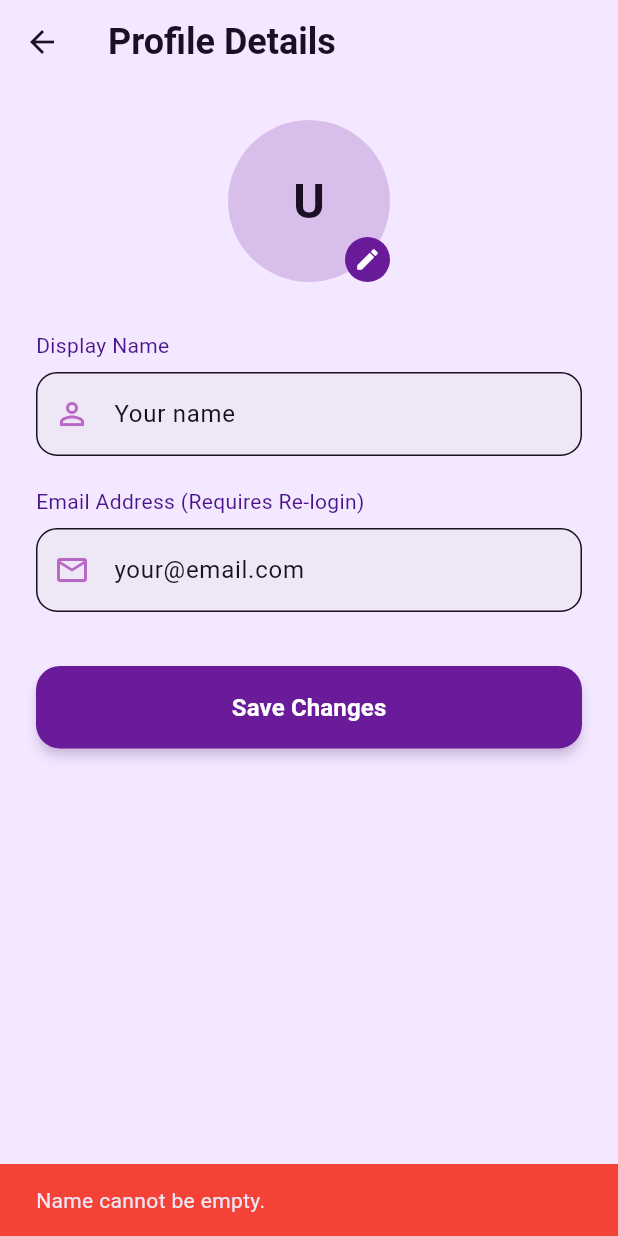
After one commit to ozdogrumerve/digital-receipt-wallet, a Flutter app: the ProfileDetailsScreen screen opened directly, after a tap on "Save Changes", on a phone screen of 412 x 824 dp. The commit adds this screen. Run offline on Flutter 3.47's test engine with Material 3 defaults, Android fonts, the phone set to English and light mode, and no system bars; our stand-ins replace cloud_firestore, file_picker, firebase_auth, firebase_core, firebase_messaging, fl_chart and 6 more; missing offline and left inert: pdfx; accounts and stored records are empty.

Commit message:
profile details (changing name-email-photo) implemented

```diff
--- /dev/null
+++ b/lib/screens/profile_details_screen.dart
@@ -0,0 +1,361 @@
+import 'dart:convert';
+import 'dart:io';
+import 'package:digital_receipt_wallet/services/firestore_service.dart';
+import 'package:firebase_auth/firebase_auth.dart';
+import 'package:flutter/material.dart';
+import 'package:image_picker/image_picker.dart';
+import 'package:digital_receipt_wallet/screens/login_screen.dart';
+
+class ProfileDetailsScreen extends StatefulWidget {
+  const ProfileDetailsScreen({super.key});
+
+  @override
+  State<ProfileDetailsScreen> createState() => _ProfileDetailsScreenState();
+}
+
+class _ProfileDetailsScreenState extends State<ProfileDetailsScreen>
+    with WidgetsBindingObserver {
+  final FirestoreService _firestoreService = FirestoreService();
+  final ImagePicker _picker = ImagePicker();
+
+  final TextEditingController _nameController = TextEditingController();
+  final TextEditingController _emailController = TextEditingController();
+  final TextEditingController _passwordController = TextEditingController();
+
+  File? _selectedImage;
+  String? _currentBase64Photo;
+  bool _isSaving = false;
+  bool _obscurePassword = true;
+
+  @override
+  void initState() {
+    super.initState();
+
+    WidgetsBinding.instance.addObserver(this);
+
+    final user = FirebaseAuth.instance.currentUser;
+    _nameController.text = user?.displayName ?? '';
+    _emailController.text = user?.email ?? '';
+    _loadCurrentPhoto();
+  }
+
+  Future<void> _loadCurrentPhoto() async {
+    final userModel = await _firestoreService.getUser();
+    if (userModel != null &&
+        userModel.photo != null &&
+        userModel.photo!.isNotEmpty) {
+      setState(() => _currentBase64Photo = userModel.photo);
+    }
+  }
+
+  @override
+  void dispose() {
+    WidgetsBinding.instance.removeObserver(this);
+
+    _nameController.dispose();
+    _emailController.dispose();
+    _passwordController.dispose();
+    super.dispose();
+  }
+
+  @override
+  void didChangeAppLifecycleState(AppLifecycleState state) {
+    if (state == AppLifecycleState.resumed) {
+      _checkEmailVerification();
+    }
+  }
+
+  // Kullanıcı email değişikliği yaptıktan sonra uygulamaya geri döndüğünde
+  // email doğrulamasını kontrol eden fonksiyon
+  Future<void> _checkEmailVerification() async {
+    final user = FirebaseAuth.instance.currentUser;
+    if (user == null) return;
+
+    await user.reload();
+  }
+
+  Future<void> _pickImage() async {
+    final XFile? image = await _picker.pickImage(
+      source: ImageSource.gallery,
+      maxWidth: 512,
+      maxHeight: 512,
+      imageQuality: 75,
+    );
+    if (image != null) {
+      setState(() => _selectedImage = File(image.path));
+    }
+  }
+
+  Future<void> _saveChanges() async {
+    final user = FirebaseAuth.instance.currentUser;
+    if (user == null) return;
+
+    final newName = _nameController.text.trim();
+    final newEmail = _emailController.text.trim();
+    final password = _passwordController.text;
+
+    if (newName.isEmpty) {
+      _showError("Name cannot be empty.");
+      return;
+    }
+
+    final emailChanged = newEmail != user.email;
+    if (emailChanged && password.isEmpty) {
+      _showError("Enter your password to change email.");
+      return;
+    }
+
+    setState(() => _isSaving = true);
+
+    try {
+      // Avatar güncelle
+      if (_selectedImage != null) {
+        final bytes = await _selectedImage!.readAsBytes();
+        final base64Str = base64Encode(bytes);
+        await _firestoreService.updateProfilePhoto(base64Str);
+      }
+
+      // Display name güncelle
+      if (newName != user.displayName) {
+        await user.updateDisplayName(newName);
+      }
+
+      // Email güncelle (re-auth gerektirir)
+      if (emailChanged) {
+        final credential = EmailAuthProvider.credential(
+          email: user.email!,
+          password: password,
+        );
+
+        await user.reauthenticateWithCredential(credential);
+
+        await user.verifyBeforeUpdateEmail(newEmail); // GERÇEK UPDATE
+
+        await _firestoreService.updateUserEmail(newEmail); // DB SYNC
+
+        ScaffoldMessenger.of(context).showSnackBar(
+          const SnackBar(
+            content: Text("Verification email sent. Please check your inbox."),
+            backgroundColor: Colors.orange,
+          ),
+        );
+
+        await FirebaseAuth.instance.signOut();
+
+        Navigator.pushAndRemoveUntil(
+          context,
+          MaterialPageRoute(builder: (_) => const LoginScreen()),
+          (route) => false,
+        );
+
+        return;  // Email değişikliği sonrası kullanıcıyı çıkış yaparak login ekranına yönlendir
+      }
+
+      await user.reload();
+
+      if (mounted) {
+        ScaffoldMessenger.of(context).showSnackBar(const SnackBar(
+          content: Text("Profile updated successfully."),
+          backgroundColor: Colors.green,
+        ));
+        Navigator.pop(context);
+      }
+    } on FirebaseAuthException catch (e) {
+      String msg;
+      switch (e.code) {
+        case 'wrong-password':
+          msg = "Incorrect password.";
+          break;
+        case 'invalid-credential':
+          msg = "Incorrect password.";
+          break;
+        case 'email-already-in-use':
+          msg = "This email is already in use.";
+          break;
+        case 'invalid-email':
+          msg = "Invalid email address.";
+          break;
+        default:
+          msg = e.message ?? "An error occurred.";
+      }
+      _showError(msg);
+    } catch (e) {
+      _showError("An error occurred: $e");
+    } finally {
+      if (mounted) setState(() => _isSaving = false);
+    }
+  }
+
+  void _showError(String message) {
+    ScaffoldMessenger.of(context).showSnackBar(SnackBar(
+      content: Text(message),
+      backgroundColor: Colors.red,
+    ));
+  }
+
+  Widget _buildAvatar(ThemeData theme) {
+    ImageProvider? imageProvider;
+
+    if (_selectedImage != null) {
+      imageProvider = FileImage(_selectedImage!);
+    } else if (_currentBase64Photo != null && _currentBase64Photo!.isNotEmpty) {
+      imageProvider = MemoryImage(base64Decode(_currentBase64Photo!));
+    }
+
+    return Center(
+      child: Stack(
+        children: [
+          CircleAvatar(
+            radius: 54,
+            backgroundColor: theme.colorScheme.primary.withAlpha(51),
+            backgroundImage: imageProvider,
+            child: imageProvider == null
+                ? Text(
+                    _nameController.text.isNotEmpty
+                        ? _nameController.text[0].toUpperCase()
+                        : "U",
+                    style: theme.textTheme.headlineMedium,
+                  )
+                : null,
+          ),
+          Positioned(
+            bottom: 0,
+            right: 0,
+            child: GestureDetector(
+              onTap: _pickImage,
+              child: Container(
+                padding: const EdgeInsets.all(6),
+                decoration: BoxDecoration(
+                  color: theme.colorScheme.primary,
+                  shape: BoxShape.circle,
+                ),
+                child: const Icon(Icons.edit, size: 18, color: Colors.white),
+              ),
+            ),
+          ),
+        ],
+      ),
+    );
+  }
+
+  @override
+  Widget build(BuildContext context) {
+    final theme = Theme.of(context);
+    final user = FirebaseAuth.instance.currentUser;
+    final emailChanged = _emailController.text.trim() != (user?.email ?? '');
+
+    return Scaffold(
+      appBar: AppBar(title: const Text("Profile Details")),
+      body: SingleChildScrollView(
+        padding: const EdgeInsets.all(24),
+        child: Column(
+          crossAxisAlignment: CrossAxisAlignment.start,
+          children: [
+            // AVATAR
+            _buildAvatar(theme),
+
+            const SizedBox(height: 32),
+
+            // DISPLAY NAME
+            Text("Display Name", style: theme.textTheme.bodyMedium),
+            const SizedBox(height: 8),
+            TextField(
+              controller: _nameController,
+              textCapitalization: TextCapitalization.words,
+              onChanged: (_) => setState(() {}),
+              decoration: InputDecoration(
+                hintText: "Your name",
+                prefixIcon: const Icon(Icons.person_outline),
+                border:
+                    OutlineInputBorder(borderRadius: BorderRadius.circular(14)),
+              ),
+            ),
+
+            const SizedBox(height: 20),
+
+            // EMAIL
+            Text("Email Address (Requires Re-login)", style: theme.textTheme.bodyMedium),
+            const SizedBox(height: 8),
+            TextField(
+              controller: _emailController,
+              keyboardType: TextInputType.emailAddress,
+              onChanged: (_) => setState(() {}),
+              decoration: InputDecoration(
+                hintText: "your@email.com",
+                prefixIcon: const Icon(Icons.email_outlined),
+                border:
+                    OutlineInputBorder(borderRadius: BorderRadius.circular(14)),
+              ),
+            ),
+
+            // Şifre alanı sadece email değişince görünür
+            if (emailChanged) ...[
+              const SizedBox(height: 20),
+              Text("Current Password", style: theme.textTheme.bodyMedium),
+              const SizedBox(height: 8),
+              TextField(
+                controller: _passwordController,
+                obscureText: _obscurePassword,
+                decoration: InputDecoration(
+                  hintText: "Required to change email",
+                  prefixIcon: const Icon(Icons.lock_outline),
+                  suffixIcon: IconButton(
+                    icon: Icon(_obscurePassword
+                        ? Icons.visibility_off_outlined
+                        : Icons.visibility_outlined),
+                    onPressed: () =>
+                        setState(() => _obscurePassword = !_obscurePassword),
+                  ),
+                  border: OutlineInputBorder(
+                      borderRadius: BorderRadius.circular(14)),
+                ),
+              ),
+              const SizedBox(height: 8),
+              Row(
+                children: [
+                  Icon(Icons.info_outline,
+                      size: 14, color: theme.colorScheme.primary),
+                  const SizedBox(width: 6),
+                  Expanded(
+                    child: Text(
+                      "A verification email will be sent to the new address.",
+                      style: theme.textTheme.bodySmall
+                          ?.copyWith(color: theme.colorScheme.primary),
+                    ),
+                  ),
+                ],
+              ),
+            ],
+
+            const SizedBox(height: 36),
+
+            // SAVE BUTTON
+            SizedBox(
+              width: double.infinity,
+              height: 55,
+              child: ElevatedButton(
+                onPressed: _isSaving ? null : _saveChanges,
+                style: ElevatedButton.styleFrom(
+                  backgroundColor: theme.colorScheme.primary,
+                  foregroundColor: Colors.white,
+                  shape: RoundedRectangleBorder(
+                      borderRadius: BorderRadius.circular(16)),
+                ),
+                child: _isSaving
+                    ? const SizedBox(
+                        width: 22,
+                        height: 22,
+                        child: CircularProgressIndicator(
+                            strokeWidth: 2, color: Colors.white),
+                      )
+                    : const Text("Save Changes",
+                        style: TextStyle(
+                            fontSize: 16, fontWeight: FontWeight.bold)),
+              ),
+            ),
+          ],
+        ),
+      ),
+    );
+  }
+}
--- a/lib/screens/settings_screen.dart
+++ b/lib/screens/settings_screen.dart
@@ -1,7 +1,10 @@
+import 'dart:convert';
 import 'dart:io';
 import 'package:digital_receipt_wallet/providers/notifications_provider.dart';
 import 'package:digital_receipt_wallet/providers/theme_provider.dart';
 import 'package:digital_receipt_wallet/screens/login_screen.dart';
+import 'package:digital_receipt_wallet/screens/profile_details_screen.dart';
+import 'package:digital_receipt_wallet/services/firestore_service.dart';
 import 'package:firebase_auth/firebase_auth.dart';
 import 'package:flutter/material.dart';
 import 'package:image_picker/image_picker.dart';
@@ -22,6 +25,10 @@ class _SettingsScreenState extends State<SettingsScreen> {
 
   final ImagePicker picker = ImagePicker();
 
+  // Firestore'dan avatar yuklemek icin
+  final FirestoreService _firestoreService = FirestoreService();
+  String? _currentBase64Photo;
+
   Future<void> pickImage() async {
     final XFile? image =
         await picker.pickImage(source: ImageSource.gallery);
@@ -37,6 +44,7 @@ class _SettingsScreenState extends State<SettingsScreen> {
   void initState() {
     super.initState();
     _checkSystemPermission();
+    _loadCurrentPhoto();
   }
 
   Future<void> _checkSystemPermission() async {
@@ -48,12 +56,31 @@ class _SettingsScreenState extends State<SettingsScreen> {
     notificationProvider.setNotification(status.isGranted);
   }
 
+  Future<void> _loadCurrentPhoto() async {
+    final userModel = await _firestoreService.getUser();
+    if (userModel != null &&
+        userModel.photo != null &&
+        userModel.photo!.isNotEmpty) {
+      setState(() => _currentBase64Photo = userModel.photo);
+    }
+  }
+
   @override
   Widget build(BuildContext context) {
     final theme = Theme.of(context);
     final themeProvider = Provider.of<ThemeProvider>(context);
     final notificationProvider = Provider.of<NotificationProvider>(context);
     final user = FirebaseAuth.instance.currentUser;
+
+    // Avatar image provider: once secilen local dosyaya bak,
+    // yoksa Firestore'daki base64'e bak
+    ImageProvider? avatarImage;
+    if (selectedImage != null) {
+      avatarImage = FileImage(selectedImage!);
+    } else if (_currentBase64Photo != null &&
+        _currentBase64Photo!.isNotEmpty) {
+      avatarImage = MemoryImage(base64Decode(_currentBase64Photo!));
+    }
 
     return Scaffold(
       appBar: AppBar(
@@ -70,18 +97,13 @@ class _SettingsScreenState extends State<SettingsScreen> {
               child: Column(
                 children: [
 
-                  Stack(
-                    children: [
-
+                  // Kalem ikonu kaldirildi — duzenleme Profile Details uzerinden yapiliyor
                   CircleAvatar(
                     radius: 50,
                     backgroundColor:
                         theme.colorScheme.primary.withAlpha(51), // 0.2 * 255 = 51
-                        backgroundImage:
-                            selectedImage != null
-                                ? FileImage(selectedImage!)
-                                : null,
-                        child: selectedImage == null
+                    backgroundImage: avatarImage,
+                    child: avatarImage == null
                         ? Text(
                             user?.displayName?.isNotEmpty == true
                                 ? user!.displayName![0].toUpperCase()
@@ -89,29 +111,6 @@ class _SettingsScreenState extends State<SettingsScreen> {
                             style: theme.textTheme.headlineMedium,
                           )
                         : null,
-                      ),
-
-                      /// KALEM İKONU
-                      Positioned(
-                        bottom: 0,
-                        right: 0,
-                        child: GestureDetector(
-                          onTap: pickImage,
-                          child: Container(
-                            padding: const EdgeInsets.all(6),
-                            decoration: BoxDecoration(
-                              color: theme.colorScheme.primary,
-                              shape: BoxShape.circle,
-                            ),
-                            child: const Icon(
-                              Icons.edit,
-                              size: 18,
-                              color: Colors.white,
-                            ),
-                          ),
-                        ),
-                      ),
-                    ],
                   ),
 
                   const SizedBox(height: 16),
@@ -146,7 +145,18 @@ class _SettingsScreenState extends State<SettingsScreen> {
                 subtitle:
                     const Text("Change name, email, and avatar"),
                 trailing: const Icon(Icons.chevron_right),
-                onTap: () {},
+                onTap: () async {
+                  await Navigator.push(
+                    context,
+                    MaterialPageRoute(
+                      builder: (_) => const ProfileDetailsScreen(),
+                    ),
+                  );
+                  // Profil Details'ten donunce avatar ve adi guncelle
+                  await user?.reload();
+                  _loadCurrentPhoto();
+                  setState(() {});
+                },
               ),
             ),
 
--- a/lib/services/firestore_service.dart
+++ b/lib/services/firestore_service.dart
@@ -45,6 +45,15 @@ class FirestoreService {
   Future<void> updateProfilePhoto(String base64) async {
     await _firestore.collection('users').doc(_uid).update({
       'photo': base64,
+    });
+  }
+
+  Future<void> updateUserEmail(String newEmail) async {
+    final user = FirebaseAuth.instance.currentUser;
+    if (user == null) return;
+
+    await _firestore.collection('users').doc(user.uid).update({
+      'email': newEmail,
     });
   }
 
```
Lines whose indentation alone changed are shown as unchanged.
